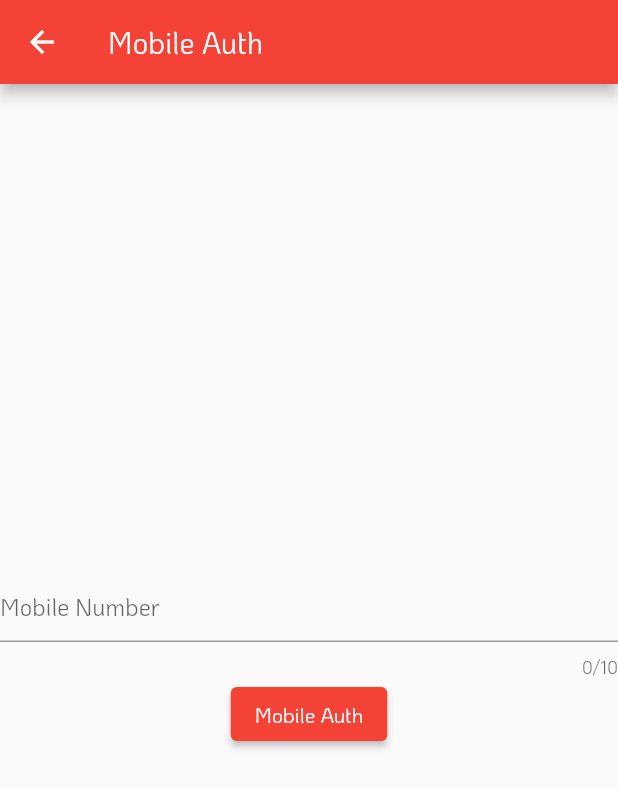
After one commit to narimetisaigopi/flutter-paid-firebase-project, a Flutter app: the screen it shows after launch, after a tap on "Mobile Auth", on a phone screen of 412 x 824 dp. The commit adds this screen. Shown: the top 788 px of the screen. Run offline on Flutter 3.47's test engine with Material 2 defaults, Android fonts, the phone set to English and light mode, and no system bars; our stand-ins replace cloud_firestore, firebase_auth, firebase_core, firebase_crashlytics, firebase_messaging, firebase_storage and 1 more; accounts and stored records are empty.

Commit message:
image upload & phone auth added

```diff
--- a/lib/auth_flow_screen.dart
+++ b/lib/auth_flow_screen.dart
@@ -6,6 +6,7 @@ import 'package:my_first_app/login_screen.dart';
 import 'package:my_first_app/registartion_screen.dart';
 
 import 'home_screen.dart';
+import 'mobile_number_screen.dart';
 
 class AuthFlowScreen extends StatefulWidget {
   @override
@@ -50,7 +51,13 @@ class _AuthFlowScreenState extends State<AuthFlowScreen> {
                 Navigator.push(context,
                     MaterialPageRoute(builder: (_) => RegistrationScreen()));
               },
-              child: Text("Register"))
+              child: Text("Register")),
+          ElevatedButton(
+              onPressed: () {
+                Navigator.push(context,
+                    MaterialPageRoute(builder: (_) => MobileNumberScreen()));
+              },
+              child: Text("Mobile Auth"))
         ],
       ),
     );
--- a/lib/main.dart
+++ b/lib/main.dart
@@ -1,4 +1,6 @@
 import 'package:firebase_core/firebase_core.dart';
+import 'package:firebase_crashlytics/firebase_crashlytics.dart';
+import 'package:firebase_messaging/firebase_messaging.dart';
 import 'package:flutter/material.dart';
 
 import 'auth_flow_screen.dart';
@@ -6,6 +8,18 @@ import 'auth_flow_screen.dart';
 void main() async {
   WidgetsFlutterBinding.ensureInitialized();
   await Firebase.initializeApp();
+
+  //FirebaseCrashlytics.instance.crash();
+
+  FirebaseMessaging.instance.getToken().then((value) {
+    print("My device token : " + value.toString());
+  });
+  FirebaseMessaging.onMessage.listen((event) {
+    //event.data;
+  });
+  // notifications
+  // FirebaseMessaging.onMessageOpenedApp.listen((event) {});
+  //FirebaseMessaging.onBackgroundMessage((message) => null).listen((event) {});
   runApp(MyApp());
 }
 
--- /dev/null
+++ b/lib/mobile_number_screen.dart
@@ -0,0 +1,60 @@
+import 'package:firebase_auth/firebase_auth.dart';
+import 'package:flutter/material.dart';
+import 'package:my_first_app/otp_screen.dart';
+
+import 'home_screen.dart';
+
+class MobileNumberScreen extends StatefulWidget {
+  @override
+  _MobileNumberScreenState createState() => _MobileNumberScreenState();
+}
+
+class _MobileNumberScreenState extends State<MobileNumberScreen> {
+  TextEditingController textEditingController = TextEditingController();
+  @override
+  Widget build(BuildContext context) {
+    return Scaffold(
+      appBar: AppBar(
+        title: Text("Mobile Auth"),
+      ),
+      body: Column(
+        mainAxisAlignment: MainAxisAlignment.center,
+        children: [
+          TextField(
+            controller: textEditingController,
+            keyboardType: TextInputType.number,
+            maxLength: 10,
+            decoration: InputDecoration(hintText: "Mobile Number"),
+          ),
+          ElevatedButton(
+              onPressed: () {
+                sendOTP();
+              },
+              child: Text("Mobile Auth"))
+        ],
+      ),
+    );
+  }
+
+  sendOTP() async {
+    await FirebaseAuth.instance.verifyPhoneNumber(
+        phoneNumber: "+91" + textEditingController.text,
+        verificationCompleted: (PhoneAuthCredential credentails) async {
+          await FirebaseAuth.instance.signInWithCredential(credentails);
+          Navigator.of(context).pushAndRemoveUntil(
+              MaterialPageRoute(builder: (_) => HomeScreen()),
+              (route) => false);
+        },
+        verificationFailed: (FirebaseAuthException exception) {
+          ScaffoldMessenger.of(context).showSnackBar(
+              SnackBar(content: Text("exception: " + exception.toString())));
+        },
+        codeSent: (String verificationID, int resendToken) {
+          Navigator.push(
+              context,
+              MaterialPageRoute(
+                  builder: (_) => OTPScreen(verificationID, resendToken)));
+        },
+        codeAutoRetrievalTimeout: (String timeOut) {});
+  }
+}
--- a/pubspec.yaml
+++ b/pubspec.yaml
@@ -39,6 +39,10 @@ dependencies:
   cloud_firestore: ^2.2.2
   firebase_storage: ^8.1.3
   image_picker: ^0.8.0+3
+  firebase_messaging: ^10.0.2
+  firebase_crashlytics: ^2.0.6
+
+  path: ^1.8.0
 
 
 
```
Also changed, not shown: lib/home_screen.dart (+31 -4 lines), lib/news_model.dart (+9 -1 lines), lib/otp_screen.dart (added, +54 -0 lines), lib/post_screen.dart (+43 -10 lines), pubspec.lock, 2 other files.
